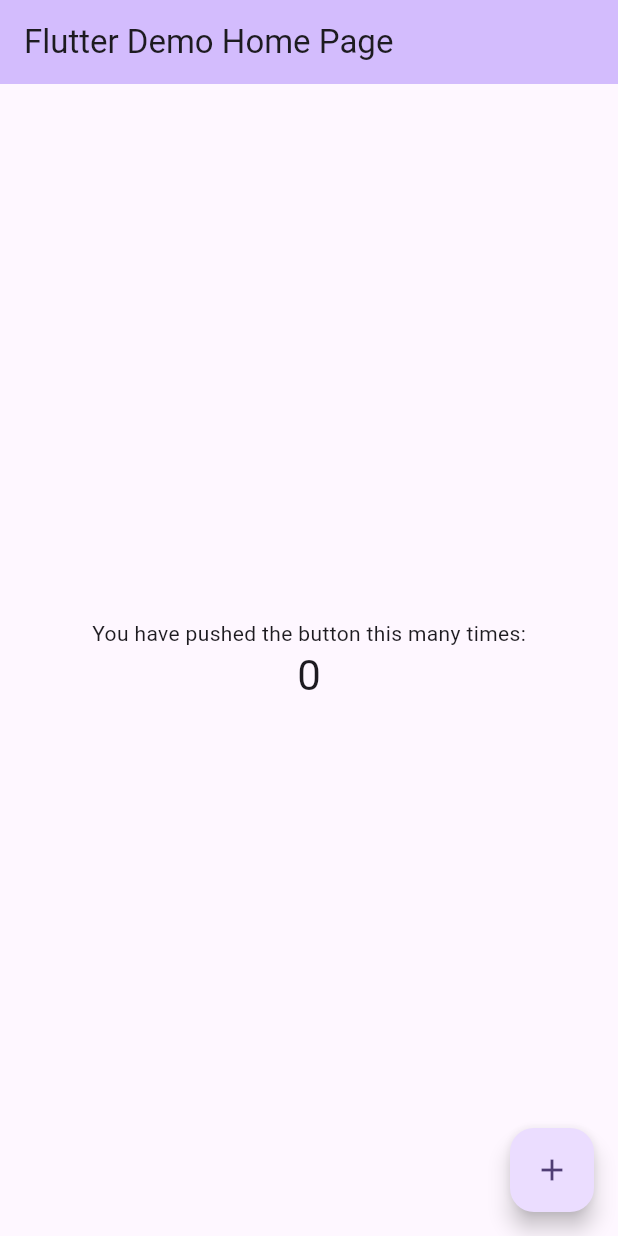
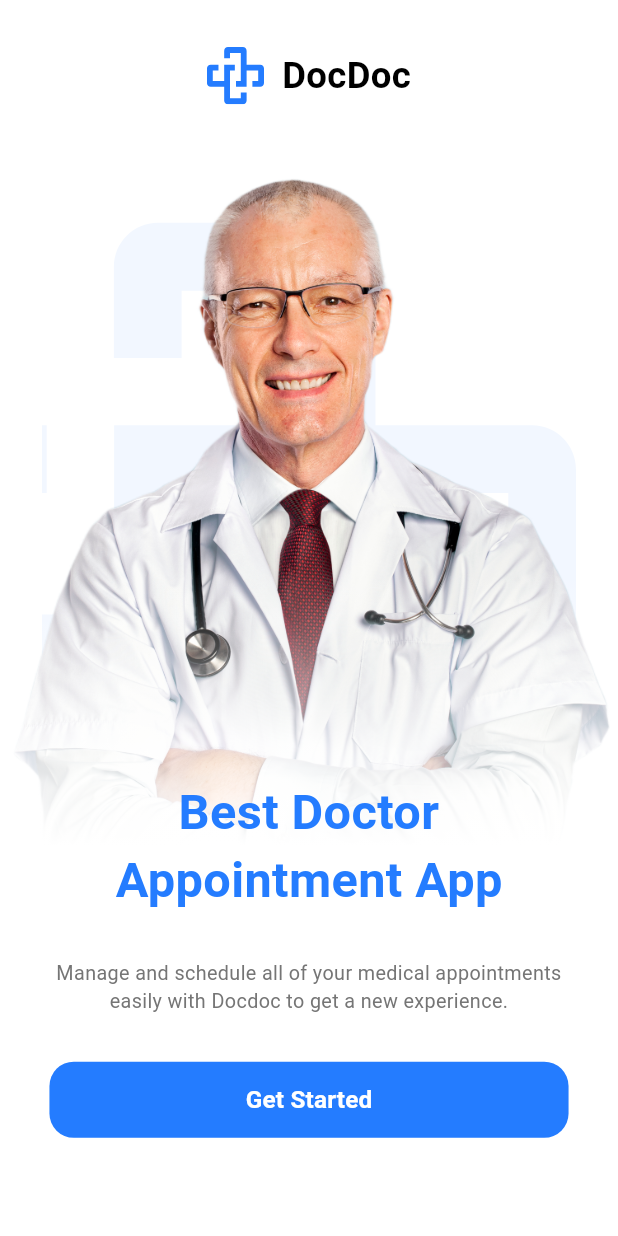
Before and after one commit to hassan290/Doctor_App, a Flutter app: the screen it shows after launch, on a phone screen of 412 x 824 dp. Run offline on Flutter 3.47's test engine with Material 3 defaults, Android fonts, the phone set to English and light mode, and no system bars; our stand-ins replace flutter_screenutil, flutter_svg.

Commit message:
- added images & svg folders for assets - added flutter_svg and screen util - made a file for doc app client - added navigation extinsion - added routing file - added colors & text styles - added empty login screen - added onboarding screen

```diff
--- /dev/null
+++ b/devtools_options.yaml
@@ -0,0 +1,3 @@
+description: This file stores settings for Dart & Flutter DevTools.
+documentation: https://docs.flutter.dev/tools/devtools/extensions#configure-extension-enablement-states
+extensions:
--- /dev/null
+++ b/lib/core/helpers/extensions/navigation.dart
@@ -0,0 +1,12 @@
+import 'package:flutter/material.dart';
+
+extension NavigationExtension on BuildContext {
+
+  Future<dynamic> pushNamed(String routeName, {Object? arguments}) => Navigator.of(this).pushNamed(routeName, arguments: arguments);
+
+  Future<dynamic> pushReplacementNamed(String routeName, {Object? arguments}) => Navigator.of(this).pushReplacementNamed(routeName, arguments: arguments);
+
+  Future<dynamic> pushAndRemoveUntil(String routeName, {Object? arguments, required RoutePredicate predicate}) => Navigator.of(this).pushNamedAndRemoveUntil(routeName, predicate, arguments: arguments);
+
+  void pop() => Navigator.of(this).pop();
+}
--- /dev/null
+++ b/lib/core/routing/app_router.dart
@@ -0,0 +1,9 @@
+class Routes{
+  static const String onBoarding = '/onBoarding';
+  static const String home = '/home';
+  static const String login = '/login';
+  static const String signup = '/signup';
+  static const String dashboard = '/dashboard';
+  static const String settings = '/settings';
+  static const String profile = '/profile';
+}
--- /dev/null
+++ b/lib/core/routing/routes.dart
@@ -0,0 +1,22 @@
+import 'package:doctor_app/core/routing/app_router.dart';
+import 'package:doctor_app/features/onboarding/onboarding_screen.dart';
+import 'package:flutter/material.dart';
+import '../../features/login/presentation/pages/login_screen.dart';
+
+class AppRouter {
+  Route onGenerateRoute(RouteSettings settings) {
+    switch (settings.name) {
+      case Routes.onBoarding:
+        return MaterialPageRoute(
+            builder: (context) => const OnBoardingScreen());
+      case Routes.login:
+        return MaterialPageRoute(builder: (context) => const LoginScreen());
+      default:
+        return MaterialPageRoute(
+          builder: (context) => Center(
+            child: Text('No route defined for ${settings.name}'),
+          ),
+        );
+    }
+  }
+}
--- /dev/null
+++ b/lib/core/theming/colors.dart
@@ -0,0 +1,6 @@
+import 'package:flutter/material.dart';
+
+class TColors{
+  static const Color mainBlue = Color(0xFF247CFF);
+  static const Color grey = Color(0xFF757575);
+}
--- /dev/null
+++ b/lib/core/theming/styles.dart
@@ -0,0 +1,29 @@
+import 'package:doctor_app/core/theming/colors.dart';
+import 'package:flutter/material.dart';
+import 'package:flutter_screenutil/flutter_screenutil.dart';
+
+class TTextStyles {
+  static TextStyle font24Black700Weight = TextStyle(
+    fontSize: 24.sp,
+    fontWeight: FontWeight.w700,
+    color: Colors.black,
+  );
+
+  static TextStyle font32BlueBold = TextStyle(
+    fontSize: 32.sp,
+    fontWeight: FontWeight.bold,
+    color: TColors.mainBlue,
+  );
+
+  static TextStyle font10GrayRegular = TextStyle(
+    fontSize: 13.sp,
+    fontWeight: FontWeight.normal,
+    color: TColors.grey,
+  );
+
+  static TextStyle font16WhiteSemiBold = TextStyle(
+    fontSize: 16.sp,
+    fontWeight: FontWeight.w600,
+    color: Colors.white,
+  );
+}
--- /dev/null
+++ b/lib/doc_app.dart
@@ -0,0 +1,29 @@
+import 'package:doctor_app/core/routing/routes.dart';
+import 'package:doctor_app/core/theming/colors.dart';
+import 'package:flutter/material.dart';
+import 'package:flutter_screenutil/flutter_screenutil.dart';
+
+import 'core/routing/app_router.dart';
+
+class DocApp extends StatelessWidget {
+  final AppRouter appRouter;
+  const DocApp({super.key, required this.appRouter});
+
+  @override
+  Widget build(BuildContext context) {
+    return ScreenUtilInit(
+      designSize: const Size(375, 812),
+      minTextAdapt: true,
+      splitScreenMode: true,
+      child: MaterialApp(
+        debugShowCheckedModeBanner: false,
+        theme: ThemeData(
+          primaryColor: TColors.mainBlue,
+          scaffoldBackgroundColor: Colors.white,
+        ),
+        onGenerateRoute: appRouter.onGenerateRoute,
+        initialRoute: Routes.onBoarding,
+      ),
+    );
+  }
+}
--- /dev/null
+++ b/lib/features/login/presentation/pages/login_screen.dart
@@ -0,0 +1,14 @@
+import 'package:flutter/material.dart';
+
+class LoginScreen extends StatelessWidget {
+  const LoginScreen({super.key});
+
+  @override
+  Widget build(BuildContext context) {
+    return const Scaffold(
+      body: Center(
+        child: Text('Login Screen'),
+      ),
+    );
+  }
+}
--- /dev/null
+++ b/lib/features/onboarding/onboarding_screen.dart
@@ -0,0 +1,44 @@
+import 'package:doctor_app/core/theming/styles.dart';
+import 'package:doctor_app/features/onboarding/widgets/doc_logo_and_name.dart';
+import 'package:doctor_app/features/onboarding/widgets/doctor_image_and_text.dart';
+import 'package:doctor_app/features/onboarding/widgets/get_statrted_button.dart';
+import 'package:flutter/material.dart';
+import 'package:flutter_screenutil/flutter_screenutil.dart';
+
+class OnBoardingScreen extends StatelessWidget {
+  const OnBoardingScreen({super.key});
+
+  @override
+  Widget build(BuildContext context) {
+    return Scaffold(
+      body: SafeArea(
+        child: SingleChildScrollView(
+          child: Padding(
+            padding: EdgeInsets.only(top: 30.h),
+            child: Column(
+              children: [
+                const DocLogoAndName(),
+                SizedBox(height: 30.h),
+                const DoctorImageAndText(),
+                Padding(
+                  padding: EdgeInsets.symmetric(horizontal: 30.w),
+                  child: Column(
+                    children: [
+                      Text(
+                        'Manage and schedule all of your medical appointments easily with Docdoc to get a new experience.',
+                        style: TTextStyles.font10GrayRegular,
+                        textAlign: TextAlign.center,
+                      ),
+                      SizedBox(height: 30.h),
+                      const GetStartedButton(),
+                    ],
+                  ),
+                ),
+              ],
+            ),
+          ),
+        ),
+      ),
+    );
+  }
+}
--- /dev/null
+++ b/lib/features/onboarding/widgets/doc_logo_and_name.dart
@@ -0,0 +1,23 @@
+import 'package:doctor_app/core/theming/styles.dart';
+import 'package:flutter/material.dart';
+import 'package:flutter_screenutil/flutter_screenutil.dart';
+import 'package:flutter_svg/flutter_svg.dart';
+
+class DocLogoAndName extends StatelessWidget {
+  const DocLogoAndName({super.key});
+
+  @override
+  Widget build(BuildContext context) {
+    return Row(
+      mainAxisAlignment: MainAxisAlignment.center,
+      children: [
+        SvgPicture.asset('assets/svgs/logo_app.svg'),
+        SizedBox(width: 10.w),
+        Text(
+          'DocDoc',
+          style: TTextStyles.font24Black700Weight,
+        ),
+      ],
+    );
+  }
+}
--- /dev/null
+++ b/lib/features/onboarding/widgets/doctor_image_and_text.dart
@@ -0,0 +1,40 @@
+import 'package:doctor_app/core/theming/styles.dart';
+import 'package:flutter/material.dart';
+import 'package:flutter_screenutil/flutter_screenutil.dart';
+import 'package:flutter_svg/svg.dart';
+
+class DoctorImageAndText extends StatelessWidget {
+  const DoctorImageAndText({super.key});
+
+  @override
+  Widget build(BuildContext context) {
+    return Stack(
+      alignment: Alignment.center,
+      children: [
+        SvgPicture.asset('assets/svgs/doctor_logo_with_low_opacity.svg'),
+        Container(
+          foregroundDecoration: BoxDecoration(
+            gradient: LinearGradient(
+              colors: [
+                Colors.white,
+                Colors.white.withOpacity(0.0),
+              ],
+              begin: Alignment.bottomCenter,
+              end: Alignment.topCenter,
+              stops: const [0.14, 0.48],
+            ),
+          ),
+          child: Image.asset('assets/images/doctor.png'),
+        ),
+        Positioned(
+          bottom: 30.h,
+          child: Text(
+            textAlign: TextAlign.center,
+            'Best Doctor\nAppointment App',
+            style: TTextStyles.font32BlueBold.copyWith(height: 1.4),
+          ),
+        ),
+      ],
+    );
+  }
+}
--- /dev/null
+++ b/lib/features/onboarding/widgets/get_statrted_button.dart
@@ -0,0 +1,29 @@
+import 'package:doctor_app/core/helpers/extensions/navigation.dart';
+import 'package:doctor_app/core/routing/app_router.dart';
+import 'package:doctor_app/core/theming/colors.dart';
+import 'package:doctor_app/core/theming/styles.dart';
+import 'package:flutter/material.dart';
+import 'package:flutter_screenutil/flutter_screenutil.dart';
+
+class GetStartedButton extends StatelessWidget {
+  const GetStartedButton({super.key});
+
+  @override
+  Widget build(BuildContext context) {
+    return TextButton(
+      onPressed: () {
+        context.pushNamed(Routes.login);
+      },
+      style: ButtonStyle(
+          shape: WidgetStateProperty.all(RoundedRectangleBorder(
+              borderRadius: BorderRadius.circular(16.r))),
+          backgroundColor: WidgetStateProperty.all(TColors.mainBlue),
+          tapTargetSize: MaterialTapTargetSize.shrinkWrap,
+          minimumSize: WidgetStateProperty.all(Size(double.infinity, 50.h))),
+      child: Text(
+        'Get Started',
+        style: TTextStyles.font16WhiteSemiBold,
+      ),
+    );
+  }
+}
--- a/lib/main.dart
+++ b/lib/main.dart
@@ -1,125 +1,7 @@
+import 'package:doctor_app/core/routing/routes.dart';
+import 'package:doctor_app/doc_app.dart';
 import 'package:flutter/material.dart';
 
 void main() {
-  runApp(const MyApp());
+  runApp(DocApp(appRouter: AppRouter(),));
 }
-
-class MyApp extends StatelessWidget {
-  const MyApp({super.key});
-
-  // This widget is the root of your application.
-  @override
-  Widget build(BuildContext context) {
-    return MaterialApp(
-      title: 'Flutter Course',
-      theme: ThemeData(
-        // This is the theme of your application.
-        //
-        // TRY THIS: Try running your application with "flutter run". You'll see
-        // the application has a purple toolbar. Then, without quitting the app,
-        // try changing the seedColor in the colorScheme below to Colors.green
-        // and then invoke "hot reload" (save your changes or press the "hot
-        // reload" button in a Flutter-supported IDE, or press "r" if you used
-        // the command line to start the app).
-        //
-        // Notice that the counter didn't reset back to zero; the application
-        // state is not lost during the reload. To reset the state, use hot
-        // restart instead.
-        //
-        // This works for code too, not just values: Most code changes can be
-        // tested with just a hot reload.
-        colorScheme: ColorScheme.fromSeed(seedColor: Colors.deepPurple),
-        useMaterial3: true,
-      ),
-      home: const MyHomePage(title: 'Flutter Demo Home Page'),
-    );
-  }
-}
-
-class MyHomePage extends StatefulWidget {
-  const MyHomePage({super.key, required this.title});
-
-  // This widget is the home page of your application. It is stateful, meaning
-  // that it has a State object (defined below) that contains fields that affect
-  // how it looks.
-
-  // This class is the configuration for the state. It holds the values (in this
-  // case the title) provided by the parent (in this case the App widget) and
-  // used by the build method of the State. Fields in a Widget subclass are
-  // always marked "final".
-
-  final String title;
-
-  @override
-  State<MyHomePage> createState() => _MyHomePageState();
-}
-
-class _MyHomePageState extends State<MyHomePage> {
-  int _counter = 0;
-
-  void _incrementCounter() {
-    setState(() {
-      // This call to setState tells the Flutter framework that something has
-      // changed in this State, which causes it to rerun the build method below
-      // so that the display can reflect the updated values. If we changed
-      // _counter without calling setState(), then the build method would not be
-      // called again, and so nothing would appear to happen.
-      _counter++;
-    });
-  }
-
-  @override
-  Widget build(BuildContext context) {
-    // This method is rerun every time setState is called, for instance as done
-    // by the _incrementCounter method above.
-    //
-    // The Flutter framework has been optimized to make rerunning build methods
-    // fast, so that you can just rebuild anything that needs updating rather
-    // than having to individually change instances of widgets.
-    return Scaffold(
-      appBar: AppBar(
-        // TRY THIS: Try changing the color here to a specific color (to
-        // Colors.amber, perhaps?) and trigger a hot reload to see the AppBar
-        // change color while the other colors stay the same.
-        backgroundColor: Theme.of(context).colorScheme.inversePrimary,
-        // Here we take the value from the MyHomePage object that was created by
-        // the App.build method, and use it to set our appbar title.
-        title: Text(widget.title),
-      ),
-      body: Center(
-        // Center is a layout widget. It takes a single child and positions it
-        // in the middle of the parent.
-        child: Column(
-          // Column is also a layout widget. It takes a list of children and
-          // arranges them vertically. By default, it sizes itself to fit its
-          // children horizontally, and tries to be as tall as its parent.
-          //
-          // Column has various properties to control how it sizes itself and
-          // how it positions its children. Here we use mainAxisAlignment to
-          // center the children vertically; the main axis here is the vertical
-          // axis because Columns are vertical (the cross axis would be
-          // horizontal).
-          //
-          // TRY THIS: Invoke "debug painting" (choose the "Toggle Debug Paint"
-          // action in the IDE, or press "p" in the console), to see the
-          // wireframe for each widget.
-          mainAxisAlignment: MainAxisAlignment.center,
-          children: <Widget>[
-            const Text(
-              'You have pushed the button this many times:',
-            ),
-            Text(
-              '$_counter',
-              style: Theme.of(context).textTheme.headlineMedium,
-            ),
-          ],
-        ),
-      ),
-      floatingActionButton: FloatingActionButton(
-        onPressed: _incrementCounter,
-        tooltip: 'Increment',
-        child: const Icon(Icons.add),
-      ), // This trailing comma makes auto-formatting nicer for build methods.
-    );
-  }
-}
```
Also changed, not shown: pubspec.yaml (+6 -3 lines), assets/images/doctor.png (added), assets/svgs/doctor_logo_with_low_opacity.svg (added), assets/svgs/logo_app.svg (added), 1 other file.
